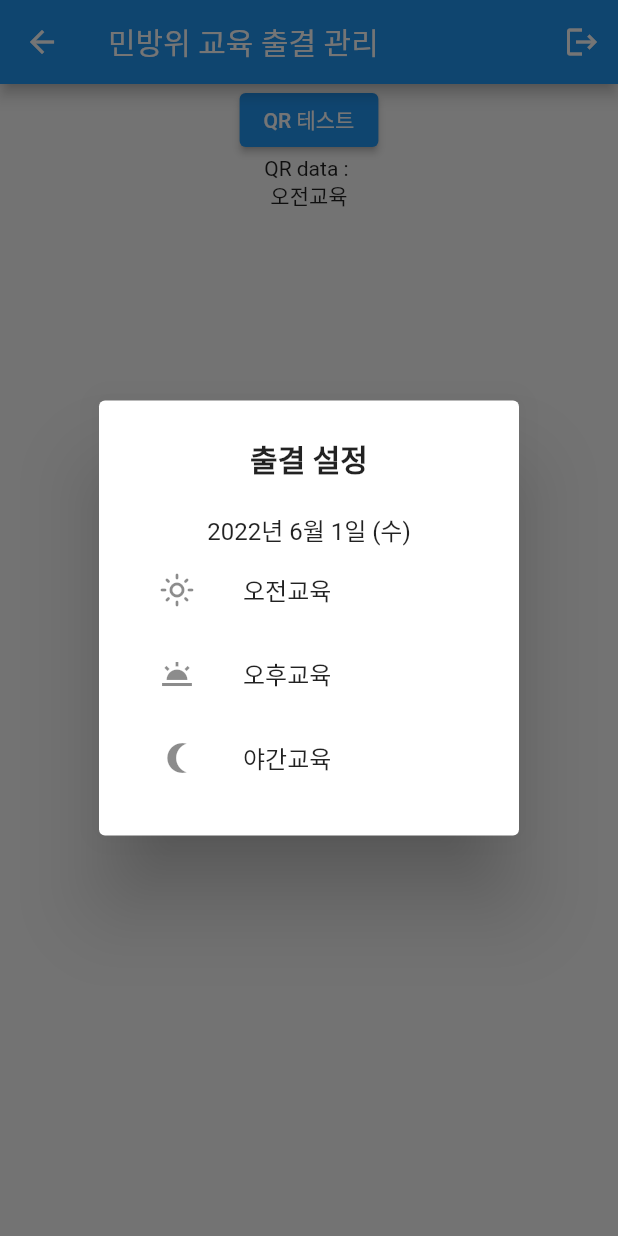
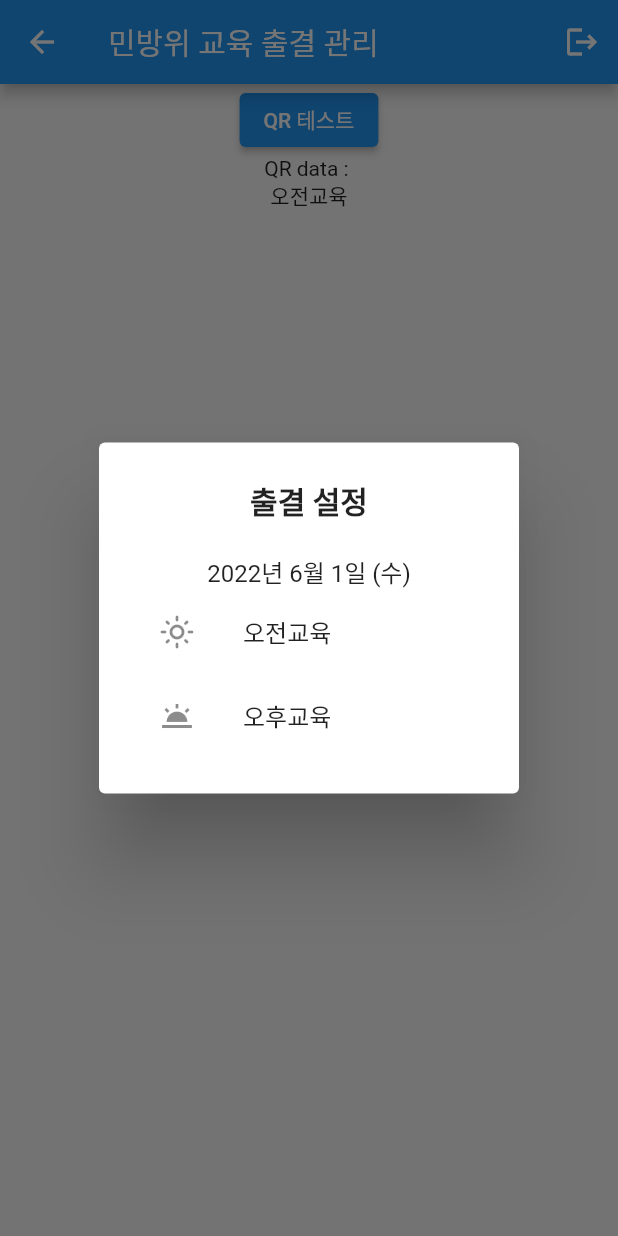
Before and after one commit to glenn-a810/kpec, a Flutter app: the screen it shows after launch, after a tap on "로그인", after a tap on "오전교육", on a phone screen of 412 x 824 dp. Run offline on Flutter 3.47's test engine with Material 2 defaults, Android fonts, the phone set to English and light mode, and no system bars; missing offline and left inert: mobile_scanner.

Commit message:
QR Scanner 테스트 코드. null에러, 선택 후 팝업 종료 테스트

```diff
--- a/lib/view/main_page.dart
+++ b/lib/view/main_page.dart
@@ -100,6 +100,7 @@ void _showDialog(context) {
                         MaterialPageRoute(
                             builder: (context) =>
                                 MainPage(initialData: initialData)));
+                    Navigator.pop(context);
                   },
                 ),
                 ListTile(
@@ -109,13 +110,13 @@ void _showDialog(context) {
                     Navigator.pop(context);
                   },
                 ),
-                ListTile(
-                  leading: Icon(Icons.nightlight_round_outlined),
-                  title: Text('야간교육'),
-                  onTap: () {
-                    Navigator.pop(context);
-                  },
-                ),
+                // ListTile(
+                //   leading: Icon(Icons.nightlight_round_outlined),
+                //   title: Text('야간교육'),
+                //   onTap: () {
+                //     Navigator.pop(context);
+                //   },
+                // ),
               ],
             ),
           ),
```
